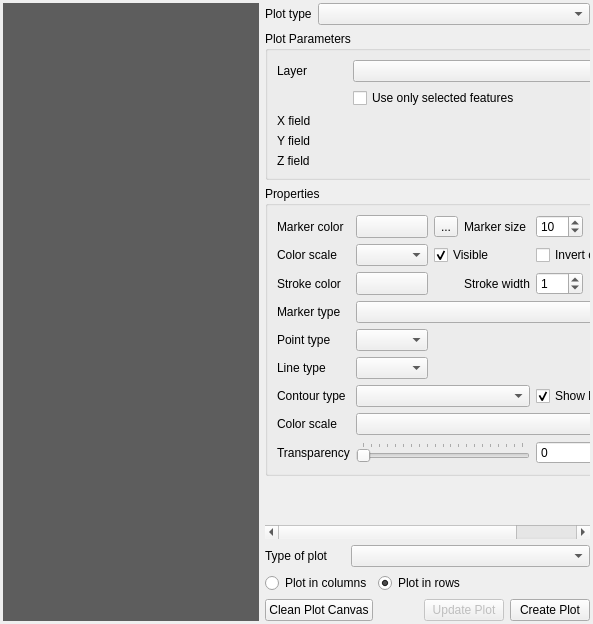
The window that DataPlotly/ui/dataplotly_dockwidget_base.ui (ghtmtt/DataPlotly) describes before a commit, drawn with Qt 5.
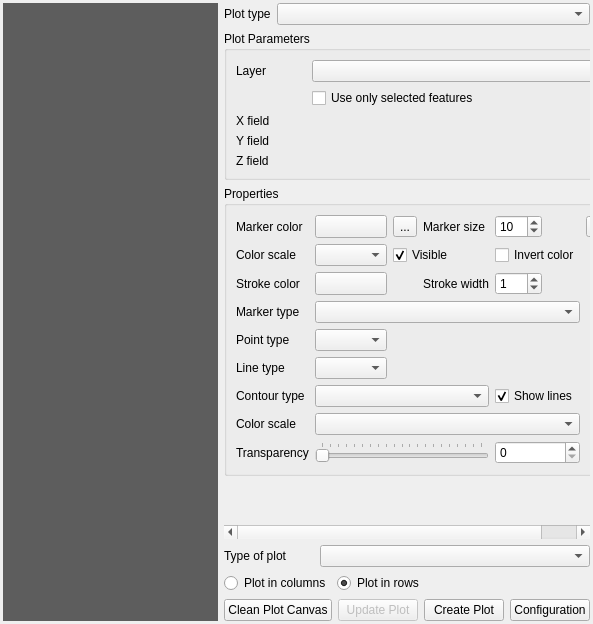
The same window after the commit. Custom widgets are drawn as their Qt base class.

Commit message: Add Configuration button, with menu with options to save and restore plot configuration to an XML file

Patch:
```diff
--- a/DataPlotly/ui/dataplotly_dockwidget_base.ui
+++ b/DataPlotly/ui/dataplotly_dockwidget_base.ui
@@ -991,6 +991,13 @@
                </property>
               </widget>
              </item>
+             <item>
+              <widget class="QPushButton" name="configuration_btn">
+               <property name="text">
+                <string>Configuration</string>
+               </property>
+              </widget>
+             </item>
             </layout>
            </item>
           </layout>
```
The commit also changes 1 other file.
